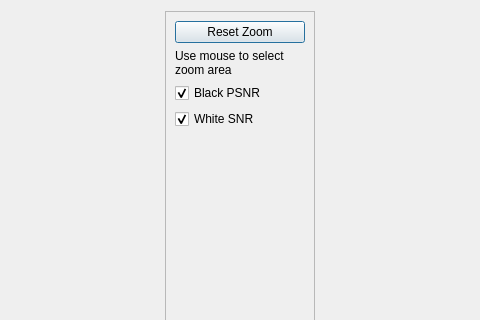
Qt form tools/ld-analyse/snranalysisdialog.ui (happycube/ld-decode) before a commit; both pictures show x 322 to 802 and y 0 to 320 of the 1124 by 496 pixel window.
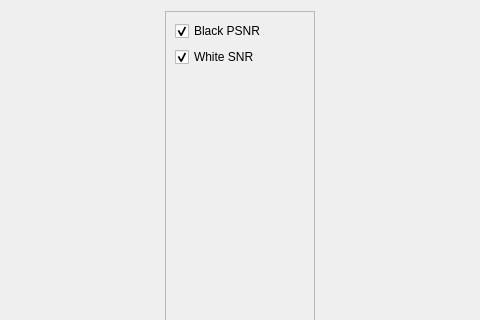
The same form after that commit.

Patch:
```diff
--- a/tools/ld-analyse/snranalysisdialog.ui
+++ b/tools/ld-analyse/snranalysisdialog.ui
@@ -36,23 +36,6 @@
        <layout class="QVBoxLayout" name="verticalLayout_4">
         <item>
          <layout class="QVBoxLayout" name="verticalLayout_3">
-          <item>
-           <widget class="QPushButton" name="pushButton">
-            <property name="text">
-             <string>Reset Zoom</string>
-            </property>
-           </widget>
-          </item>
-          <item>
-           <widget class="QLabel" name="label">
-            <property name="text">
-             <string>Use mouse to select zoom area</string>
-            </property>
-            <property name="wordWrap">
-             <bool>true</bool>
-            </property>
-           </widget>
-          </item>
           <item>
            <widget class="QCheckBox" name="blackPSNR_checkBox">
             <property name="text">
```
